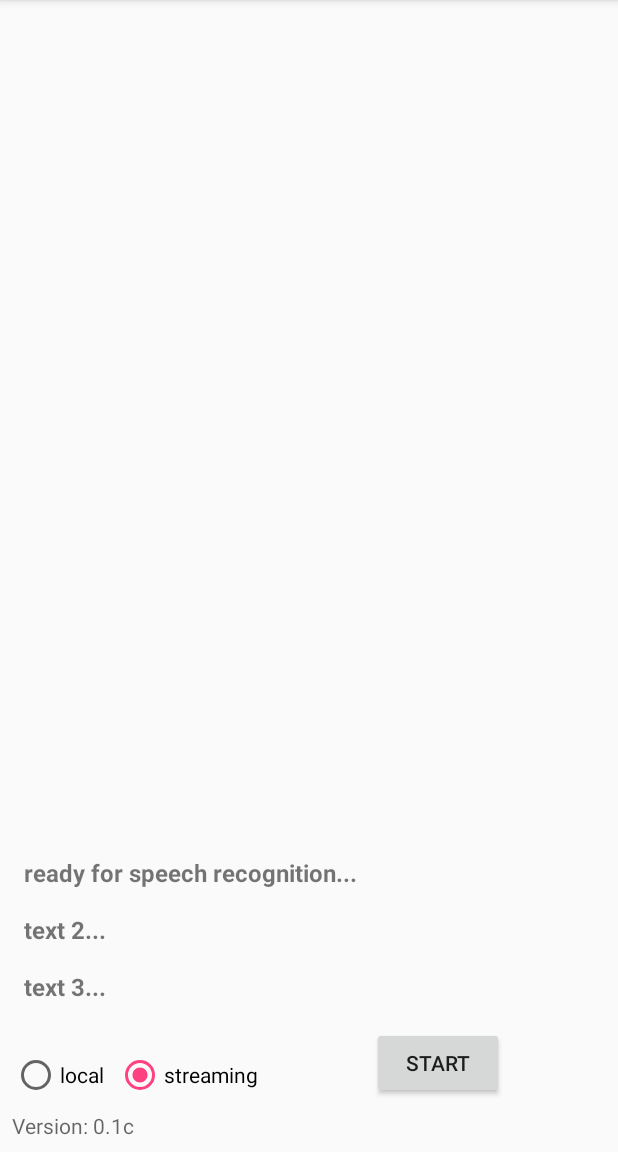
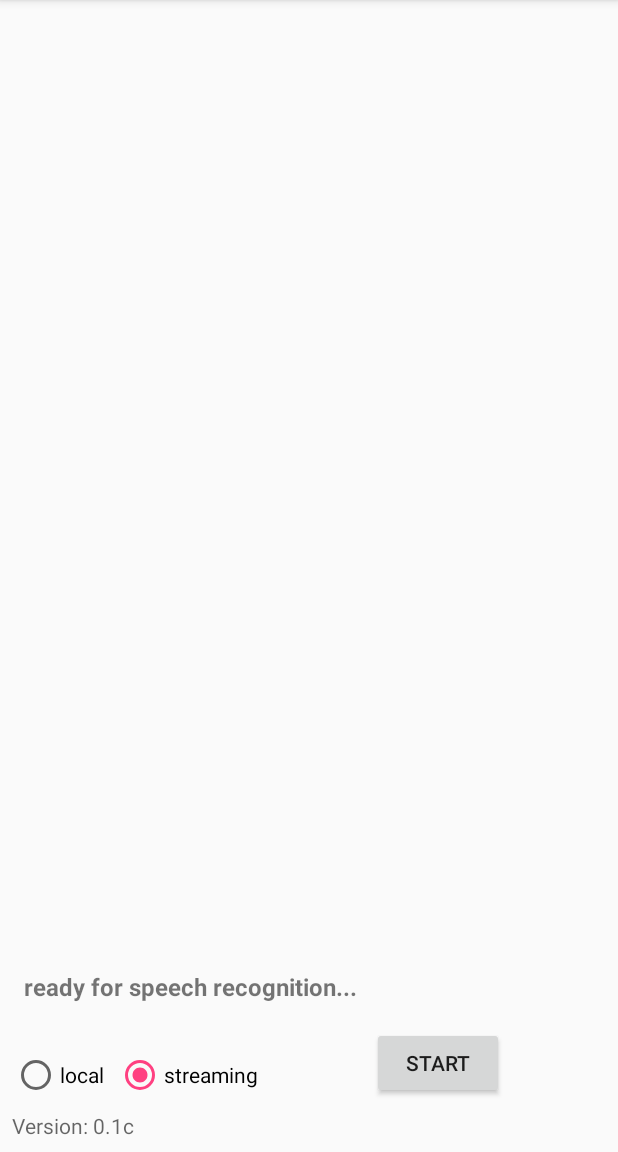
Before and after one commit to clairebub/third_ear, an Android app: the screen it shows after launch (MainActivity), on a phone screen of 412 x 824 dp, the part 84-1236 px from its top. Run offline under Robolectric (Android 15) with nearby library versions, the light colour scheme and no system bars; 2 statements that could not run were skipped.

Commit message:
recyler view works.

```diff
--- a/android_app/app/src/main/java/com/rj10/a3/MainActivity.java
+++ b/android_app/app/src/main/java/com/rj10/a3/MainActivity.java
@@ -115,8 +115,6 @@ public class MainActivity extends AppCompatActivity
         mRecogTextListView.setAdapter(mRecogTextAdapter);
 
         mRecogTextList.add(new RecognizedText("ready for speech recognition...", new Date()));
-        mRecogTextList.add(new RecognizedText("text 2...", new Date()));
-        mRecogTextList.add(new RecognizedText("text 3...", new Date()));
         mRecogTextAdapter.notifyDataSetChanged();
     }
 
@@ -259,7 +257,7 @@ public class MainActivity extends AppCompatActivity
     private final SpeechApiService.Callback mSpeechApiServiceCallback =
             new SpeechApiService.Callback() {
         @Override
-        public void onSpeechRecognized(final String text, boolean isFinal) {
+        public void onSpeechRecognized(final String text, final boolean isFinal) {
             if (isFinal) {
                 // TODO:
             }
@@ -267,9 +265,12 @@ public class MainActivity extends AppCompatActivity
                 runOnUiThread(new Runnable() {
                     @Override
                     public void run() {
-                        mRecogTextList.add(new RecognizedText(text, new Date()));
-                        Log.d(TAG, "got text: " + text);
-                        mRecogTextAdapter.notifyDataSetChanged();
+                        //if(isFinal) {
+                            mRecogTextList.add(new RecognizedText(text, new Date()));
+                            Log.d(TAG, "isFinal=" + isFinal + ", got text: " + text);
+                            mRecogTextAdapter.notifyDataSetChanged();
+                        //}
+                        mRecogTextListView.scrollToPosition(mRecogTextList.size()-1);
                     }
                 });
             }
```
